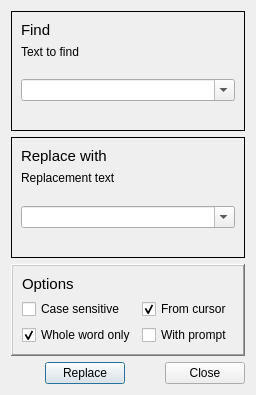
Old version of the form trunc/src/replacedialog.ui in the repository PLLUG/kuzya.
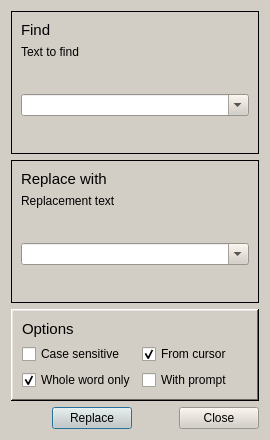
New version of the form.

What changed in the file:
```diff
--- a/trunc/src/replacedialog.ui
+++ b/trunc/src/replacedialog.ui
@@ -8,9 +8,9 @@
   <property name="geometry">
    <rect>
     <x>0</x>
-    <y>8</y>
-    <width>256</width>
-    <height>395</height>
+    <y>0</y>
+    <width>270</width>
+    <height>440</height>
    </rect>
   </property>
   <property name="sizePolicy">
@@ -25,6 +25,421 @@
     <height>16777215</height>
    </size>
   </property>
+  <property name="palette">
+   <palette>
+    <active>
+     <colorrole role="WindowText">
+      <brush brushstyle="SolidPattern">
+       <color alpha="255">
+        <red>0</red>
+        <green>0</green>
+        <blue>0</blue>
+       </color>
+      </brush>
+     </colorrole>
+     <colorrole role="Button">
+      <brush brushstyle="SolidPattern">
+       <color alpha="255">
+        <red>211</red>
+        <green>206</green>
+        <blue>197</blue>
+       </color>
+      </brush>
+     </colorrole>
+     <colorrole role="Light">
+      <brush brushstyle="SolidPattern">
+       <color alpha="255">
+        <red>255</red>
+        <green>255</green>
+        <blue>255</blue>
+       </color>
+      </brush>
+     </colorrole>
+     <colorrole role="Midlight">
+      <brush brushstyle="SolidPattern">
+       <color alpha="255">
+        <red>233</red>
+        <green>230</green>
+        <blue>226</blue>
+       </color>
+      </brush>
+     </colorrole>
+     <colorrole role="Dark">
+      <brush brushstyle="SolidPattern">
+       <color alpha="255">
+        <red>105</red>
+        <green>103</green>
+        <blue>98</blue>
+       </color>
+      </brush>
+     </colorrole>
+     <colorrole role="Mid">
+      <brush brushstyle="SolidPattern">
+       <color alpha="255">
+        <red>141</red>
+        <green>137</green>
+        <blue>131</blue>
+       </color>
+      </brush>
+     </colorrole>
+     <colorrole role="Text">
+      <brush brushstyle="SolidPattern">
+       <color alpha="255">
+        <red>0</red>
+        <green>0</green>
+        <blue>0</blue>
+       </color>
+      </brush>
+     </colorrole>
+     <colorrole role="BrightText">
+      <brush brushstyle="SolidPattern">
+       <color alpha="255">
+        <red>255</red>
+        <green>255</green>
+        <blue>255</blue>
+       </color>
+      </brush>
+     </colorrole>
+     <colorrole role="ButtonText">
+      <brush brushstyle="SolidPattern">
+       <color alpha="255">
+        <red>0</red>
+        <green>0</green>
+        <blue>0</blue>
+       </color>
+      </brush>
+     </colorrole>
+     <colorrole role="Base">
+      <brush brushstyle="SolidPattern">
+       <color alpha="255">
+        <red>255</red>
+        <green>255</green>
+        <blue>255</blue>
+       </color>
+      </brush>
+     </colorrole>
+     <colorrole role="Window">
+      <brush brushstyle="SolidPattern">
+       <color alpha="255">
+        <red>211</red>
+        <green>206</green>
+        <blue>197</blue>
+       </color>
+      </brush>
+     </colorrole>
+     <colorrole role="Shadow">
+      <brush brushstyle="SolidPattern">
+       <color alpha="255">
+        <red>0</red>
+        <green>0</green>
+        <blue>0</blue>
+       </color>
+      </brush>
+     </colorrole>
+     <colorrole role="AlternateBase">
+      <brush brushstyle="SolidPattern">
+       <color alpha="255">
+        <red>233</red>
+        <green>230</green>
+        <blue>226</blue>
+       </color>
+      </brush>
+     </colorrole>
+     <colorrole role="ToolTipBase">
+      <brush brushstyle="SolidPattern">
+       <color alpha="255">
+        <red>255</red>
+        <green>255</green>
+        <blue>220</blue>
+       </color>
+      </brush>
+     </colorrole>
+     <colorrole role="ToolTipText">
+      <brush brushstyle="SolidPattern">
+       <color alpha="255">
+        <red>0</red>
+        <green>0</green>
+        <blue>0</blue>
+       </color>
+      </brush>
+     </colorrole>
+    </active>
+    <inactive>
+     <colorrole role="WindowText">
+      <brush brushstyle="SolidPattern">
+       <color alpha="255">
+        <red>0</red>
+        <green>0</green>
+        <blue>0</blue>
+       </color>
+      </brush>
+     </colorrole>
+     <colorrole role="Button">
+      <brush brushstyle="SolidPattern">
+       <color alpha="255">
+        <red>211</red>
+        <green>206</green>
+        <blue>197</blue>
+       </color>
+      </brush>
+     </colorrole>
+     <colorrole role="Light">
+      <brush brushstyle="SolidPattern">
+       <color alpha="255">
+        <red>255</red>
+        <green>255</green>
+        <blue>255</blue>
+       </color>
+      </brush>
+     </colorrole>
+     <colorrole role="Midlight">
+      <brush brushstyle="SolidPattern">
+       <color alpha="255">
+        <red>233</red>
+        <green>230</green>
+        <blue>226</blue>
+       </color>
+      </brush>
+     </colorrole>
+     <colorrole role="Dark">
+      <brush brushstyle="SolidPattern">
+       <color alpha="255">
+        <red>105</red>
+        <green>103</green>
+        <blue>98</blue>
+       </color>
+      </brush>
+     </colorrole>
+     <colorrole role="Mid">
+      <brush brushstyle="SolidPattern">
+       <color alpha="255">
+        <red>141</red>
+        <green>137</green>
+        <blue>131</blue>
+       </color>
+      </brush>
+     </colorrole>
+     <colorrole role="Text">
+      <brush brushstyle="SolidPattern">
+       <color alpha="255">
+        <red>0</red>
+        <green>0</green>
+        <blue>0</blue>
+       </color>
+      </brush>
+     </colorrole>
+     <colorrole role="BrightText">
+      <brush brushstyle="SolidPattern">
+       <color alpha="255">
+        <red>255</red>
+        <green>255</green>
+        <blue>255</blue>
+       </color>
+      </brush>
+     </colorrole>
+     <colorrole role="ButtonText">
+      <brush brushstyle="SolidPattern">
+       <color alpha="255">
+        <red>0</red>
+        <green>0</green>
+        <blue>0</blue>
+       </color>
+      </brush>
+     </colorrole>
+     <colorrole role="Base">
+      <brush brushstyle="SolidPattern">
+       <color alpha="255">
+        <red>255</red>
+        <green>255</green>
+        <blue>255</blue>
+       </color>
+      </brush>
+     </colorrole>
+     <colorrole role="Window">
+      <brush brushstyle="SolidPattern">
+       <color alpha="255">
+        <red>211</red>
+        <green>206</green>
+        <blue>197</blue>
+       </color>
+      </brush>
+     </colorrole>
+     <colorrole role="Shadow">
+      <brush brushstyle="SolidPattern">
+       <color alpha="255">
+        <red>0</red>
+        <green>0</green>
+        <blue>0</blue>
+       </color>
+      </brush>
+     </colorrole>
+     <colorrole role="AlternateBase">
+      <brush brushstyle="SolidPattern">
+       <color alpha="255">
+        <red>233</red>
+        <green>230</green>
+        <blue>226</blue>
+       </color>
+      </brush>
+     </colorrole>
+     <colorrole role="ToolTipBase">
+      <brush brushstyle="SolidPattern">
+       <color alpha="255">
+        <red>255</red>
+        <green>255</green>
+        <blue>220</blue>
+       </color>
+      </brush>
+     </colorrole>
+     <colorrole role="ToolTipText">
+      <brush brushstyle="SolidPattern">
+       <color alpha="255">
+        <red>0</red>
+        <green>0</green>
+        <blue>0</blue>
+       </color>
+      </brush>
+     </colorrole>
+    </inactive>
+    <disabled>
+     <colorrole role="WindowText">
+      <brush brushstyle="SolidPattern">
+       <color alpha="255">
+        <red>105</red>
+        <green>103</green>
+        <blue>98</blue>
+       </color>
+      </brush>
+     </colorrole>
+     <colorrole role="Button">
+      <brush brushstyle="SolidPattern">
+       <color alpha="255">
+        <red>211</red>
+        <green>206</green>
+        <blue>197</blue>
+       </color>
+      </brush>
+     </colorrole>
+     <colorrole role="Light">
+      <brush brushstyle="SolidPattern">
+       <color alpha="255">
+        <red>255</red>
+        <green>255</green>
+        <blue>255</blue>
+       </color>
+      </brush>
+     </colorrole>
+     <colorrole role="Midlight">
+      <brush brushstyle="SolidPattern">
+       <color alpha="255">
+        <red>233</red>
+        <green>230</green>
+        <blue>226</blue>
+       </color>
+      </brush>
+     </colorrole>
+     <colorrole role="Dark">
+      <brush brushstyle="SolidPattern">
+       <color alpha="255">
+        <red>105</red>
+        <green>103</green>
+        <blue>98</blue>
+       </color>
+      </brush>
+     </colorrole>
+     <colorrole role="Mid">
+      <brush brushstyle="SolidPattern">
+       <color alpha="255">
+        <red>141</red>
+        <green>137</green>
+        <blue>131</blue>
+       </color>
+      </brush>
+     </colorrole>
+     <colorrole role="Text">
+      <brush brushstyle="SolidPattern">
+       <color alpha="255">
+        <red>105</red>
+        <green>103</green>
+        <blue>98</blue>
+       </color>
+      </brush>
+     </colorrole>
+     <colorrole role="BrightText">
+      <brush brushstyle="SolidPattern">
+       <color alpha="255">
+        <red>255</red>
+        <green>255</green>
+        <blue>255</blue>
+       </color>
+      </brush>
+     </colorrole>
+     <colorrole role="ButtonText">
+      <brush brushstyle="SolidPattern">
+       <color alpha="255">
+        <red>105</red>
+        <green>103</green>
+        <blue>98</blue>
+       </color>
+      </brush>
+     </colorrole>
+     <colorrole role="Base">
+      <brush brushstyle="SolidPattern">
+       <color alpha="255">
+        <red>211</red>
+        <green>206</green>
+        <blue>197</blue>
+       </color>
+      </brush>
+     </colorrole>
+     <colorrole role="Window">
+      <brush brushstyle="SolidPattern">
+       <color alpha="255">
+        <red>211</red>
+        <green>206</green>
+        <blue>197</blue>
+       </color>
+      </brush>
+     </colorrole>
+     <colorrole role="Shadow">
+      <brush brushstyle="SolidPattern">
+       <color alpha="255">
+        <red>0</red>
+        <green>0</green>
+        <blue>0</blue>
+       </color>
+      </brush>
+     </colorrole>
+     <colorrole role="AlternateBase">
+      <brush brushstyle="SolidPattern">
+       <color alpha="255">
+        <red>211</red>
+        <green>206</green>
+        <blue>197</blue>
+       </color>
+      </brush>
+     </colorrole>
+     <colorrole role="ToolTipBase">
+      <brush brushstyle="SolidPattern">
+       <color alpha="255">
+        <red>255</red>
+        <green>255</green>
+        <blue>220</blue>
+       </color>
+      </brush>
+     </colorrole>
+     <colorrole role="ToolTipText">
+      <brush brushstyle="SolidPattern">
+       <color alpha="255">
+        <red>0</red>
+        <green>0</green>
+        <blue>0</blue>
+       </color>
+      </brush>
+     </colorrole>
+    </disabled>
+   </palette>
+  </property>
   <property name="windowTitle">
    <string>Replace Text</string>
   </property>
```
